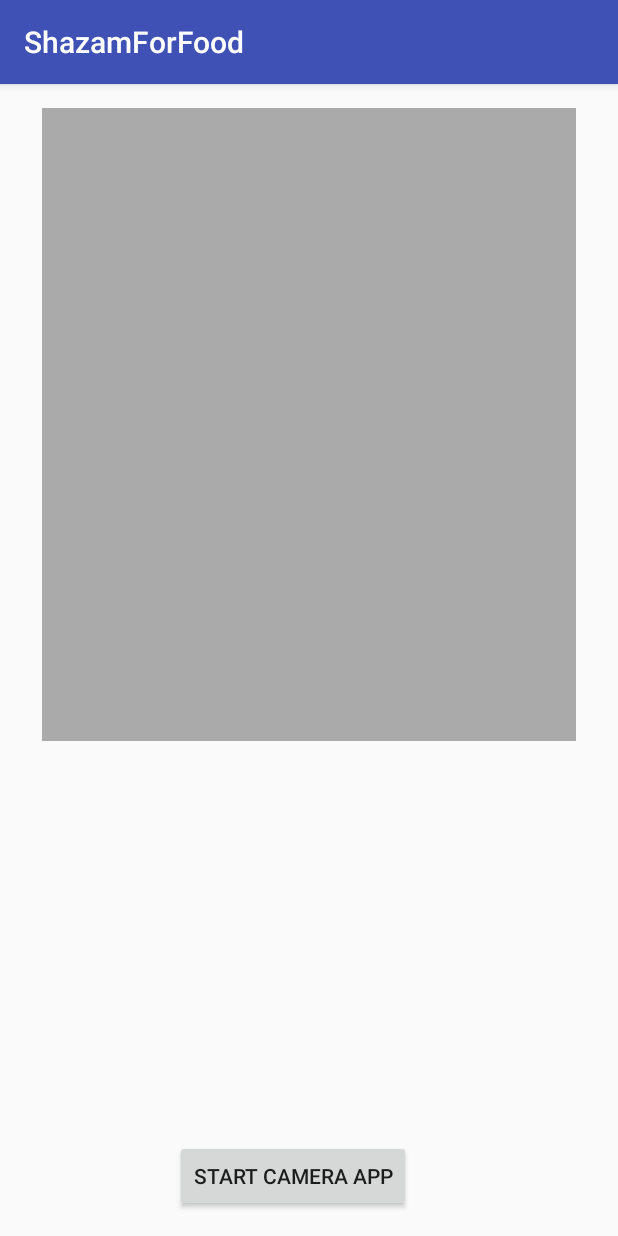
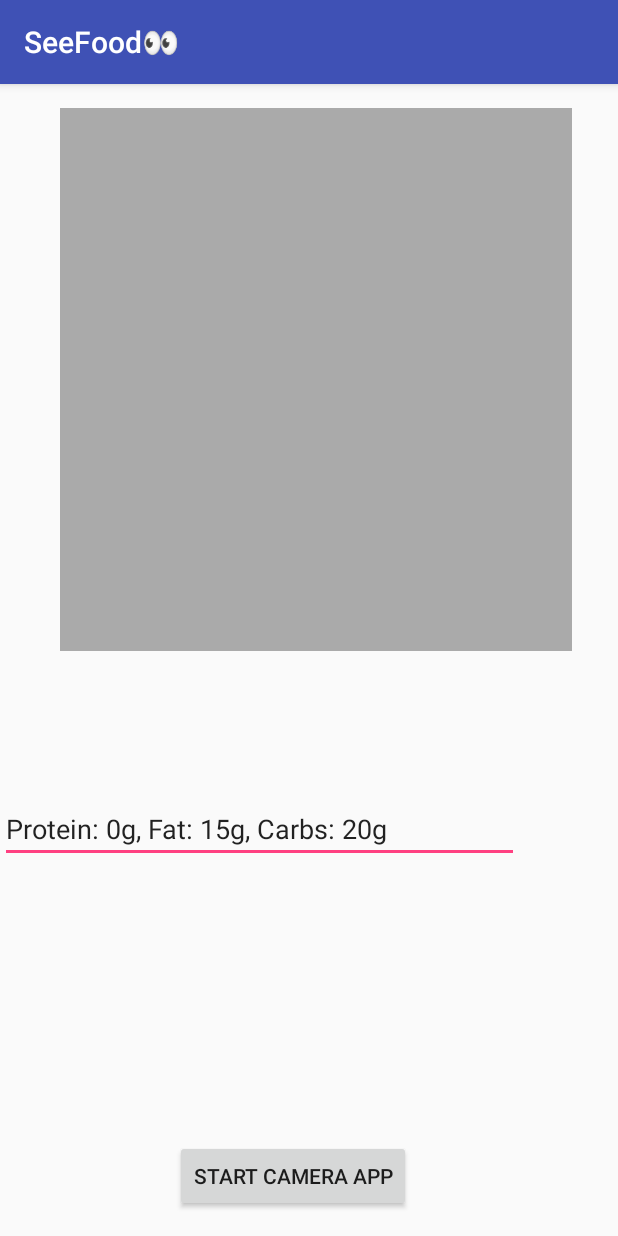
Before and after one commit to arghasarkar/ShazamForFood, an Android app: the screen it shows after launch (MainActivity), on a phone screen of 412 x 824 dp. Run offline under Robolectric (Android 15) with nearby library versions, the phone set to English and light mode, and no system bars; our stand-ins replace Firebase (no records; nobody signed in at launch, a user with empty details on screens opened directly).

```diff
--- a/app/src/main/res/layout/activity_main.xml
+++ b/app/src/main/res/layout/activity_main.xml
@@ -8,8 +8,8 @@
 
     <ImageView
         android:id="@+id/photoImageView"
-        android:layout_width="356dp"
-        android:layout_height="422dp"
+        android:layout_width="341dp"
+        android:layout_height="362dp"
         android:contentDescription="View for displaying image"
         app:srcCompat="@android:color/darker_gray"
         app:layout_constraintTop_toTopOf="parent"
@@ -21,7 +21,7 @@
         android:layout_marginBottom="8dp"
         app:layout_constraintBottom_toTopOf="@+id/cameraButton"
         app:layout_constraintVertical_bias="0.0"
-        tools:layout_editor_absoluteX="15dp" />
+        app:layout_constraintHorizontal_bias="0.58" />
 
     <Button
         android:id="@+id/cameraButton"
@@ -36,4 +36,18 @@
         app:layout_constraintLeft_toLeftOf="parent"
         app:layout_constraintRight_toRightOf="parent" />
 
+    <EditText
+        android:id="@+id/editText"
+        android:layout_width="346dp"
+        android:layout_height="45dp"
+        android:layout_marginBottom="8dp"
+        android:layout_marginTop="8dp"
+        android:ems="10"
+        android:inputType="textPersonName"
+        android:text="Protein: 0g, Fat: 15g, Carbs: 20g"
+        app:layout_constraintBottom_toTopOf="@+id/cameraButton"
+        app:layout_constraintTop_toBottomOf="@+id/photoImageView"
+        app:layout_constraintVertical_bias="0.333"
+        tools:layout_editor_absoluteX="19dp" />
+
 </android.support.constraint.ConstraintLayout>
--- a/app/src/main/res/values/strings.xml
+++ b/app/src/main/res/values/strings.xml
@@ -1,3 +1,3 @@
 <resources>
-    <string name="app_name">ShazamForFood</string>
+    <string name="app_name" translatable="false">SeeFood👀</string>
 </resources>
```
Also changed, not shown: app/src/main/java/com/example/arghasarkar/shazamforfood/MainActivity.kt (+36 -2 lines).
